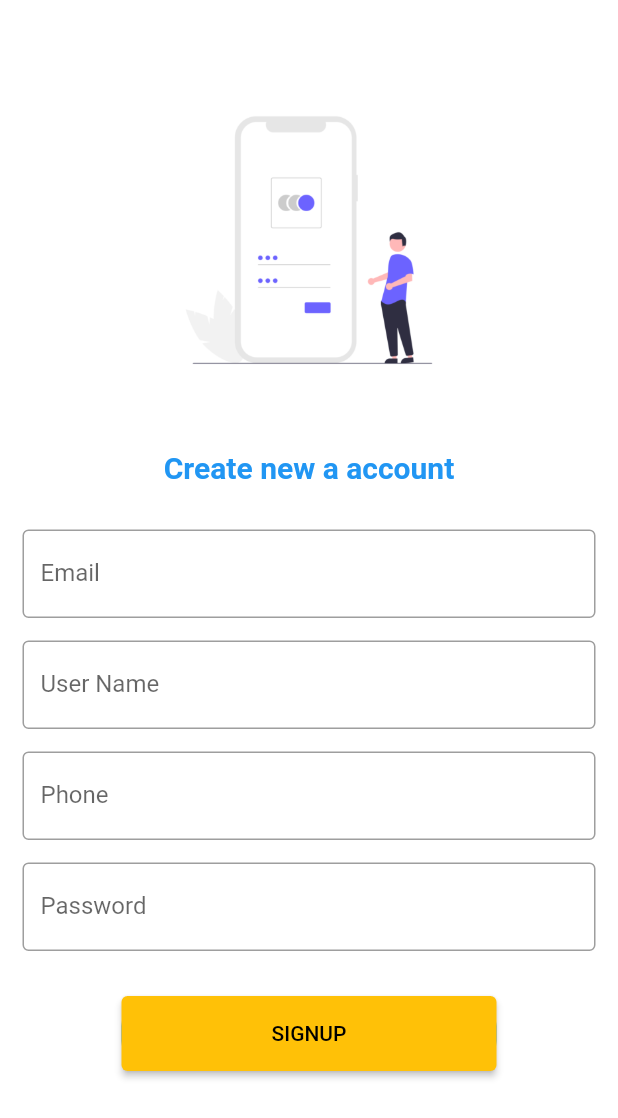
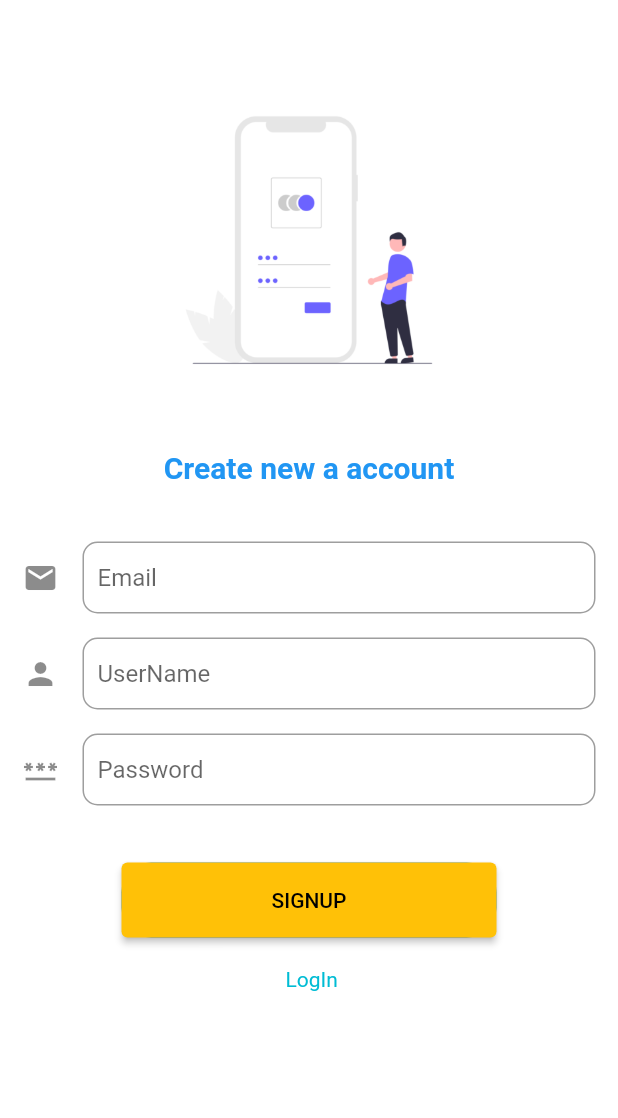
Before and after one commit to albaradeveloper/catchThief-app, a Flutter app: the Login screen opened by its route, after a tap on "Create Account", on a phone screen of 412 x 824 dp. Shown: the top 1118 px of the screen. Run offline on Flutter 3.47's test engine with Material 2 defaults, Android fonts, the phone set to English and light mode, and no system bars; our stand-ins replace get; missing offline and left inert: intro_screen_onboarding_flutter.

Commit message:
add files

```diff
--- /dev/null
+++ b/lib/view/component/IostumTextFromField.dart
@@ -0,0 +1,28 @@
+import 'package:flutter/material.dart';
+
+class CostumTextFromField extends StatelessWidget {
+  final TextEditingController controller;
+  final String? Function(String?) valid;
+  final String hint;
+  final Icon icon;
+  const CostumTextFromField({Key? key, required this.hint, required this.icon, required this.controller, required this.valid, })
+      : super(key: key);
+
+  @override
+  Widget build(BuildContext context) {
+    return Padding(
+        padding: const EdgeInsets.symmetric(horizontal: 15, vertical: 8),
+        child: TextFormField(
+          validator: valid,
+          controller: controller,
+          decoration: InputDecoration(
+              contentPadding:
+                  const EdgeInsets.symmetric(vertical: 8, horizontal: 10),
+              hintText: hint,
+              icon: icon,
+              border: const OutlineInputBorder(
+                  borderSide: BorderSide(color: Colors.black, width: 1),
+                  borderRadius: BorderRadius.all(Radius.circular(10)))),
+        ));
+  }
+}
--- /dev/null
+++ b/lib/view/component/message.dart
@@ -0,0 +1,3 @@
+const String messageEmpty = "ادخل بيانات في هذه الحقل!!";
+const String messageMin = "يجب ان يكون طول الحقل اكثر من 5 احرف";
+const String messageMax = "يجب ان لا يتعدى طول الحقل 10 احرف";
--- a/lib/view/login.dart
+++ b/lib/view/login.dart
@@ -1,5 +1,7 @@
 import 'package:flutter/material.dart';
 import 'package:get/get.dart';
+import 'package:udomy/view/component/IostumTextFromField.dart';
+import 'package:udomy/view/component/valid.dart';
 import 'package:udomy/view/home.dart';
 
 class Login extends StatefulWidget {
@@ -12,23 +14,24 @@ class Login extends StatefulWidget {
 }
 
 class _LoginState extends State<Login> {
+  TextEditingController email = TextEditingController();
+  TextEditingController password = TextEditingController();
+
   @override
   Widget build(BuildContext context) {
     return Scaffold(
         backgroundColor: Colors.white,
         body: SafeArea(
           child: SingleChildScrollView(
+            child: Form(
               child: Column(
                 children: <Widget>[
                   Padding(
                     padding: const EdgeInsets.only(top: 60.0, bottom: 40.0),
                     child: Center(
-                    child: Container(
+                      child: SizedBox(
                           width: 250,
                           height: 200,
-                        /*decoration: BoxDecoration(
-                        color: Colors.red,
-                        borderRadius: BorderRadius.circular(50.0)),*/
                           child: Image.asset('images/login.png')),
                     ),
                   ),
@@ -42,25 +45,20 @@ class _LoginState extends State<Login> {
                   const SizedBox(
                     height: 30.0,
                   ),
-                const Padding(
-                  padding: EdgeInsets.symmetric(horizontal: 15),
-                  child: TextField(
-                    decoration: InputDecoration(
-                        border: OutlineInputBorder(),
-                        labelText: 'Email',
-                        hintText: 'Enter valid email id as abc@gmail.com'),
-                  ),
-                ),
-                const Padding(
-                  padding: EdgeInsets.only(
-                      left: 15.0, right: 15.0, top: 15, bottom: 0),
-                  child: TextField(
-                    obscureText: true,
-                    decoration: InputDecoration(
-                        border: OutlineInputBorder(),
-                        labelText: 'Password',
-                        hintText: 'Enter secure password'),
-                  ),
+                  CostumTextFromField(
+                      hint: "UserName",
+                      icon: const Icon(Icons.person),
+                      controller: email,
+                      valid: (val) {
+                        return vaildInput(val!, 3, 10);
+                      }),
+                  CostumTextFromField(
+                    hint: "Password",
+                    icon: const Icon(Icons.password),
+                    controller: password,
+                    valid: (val) {
+                        return vaildInput(val!, 3, 10);
+                      }
                   ),
                   // ignore: deprecated_member_use
                   FlatButton(
@@ -101,6 +99,7 @@ class _LoginState extends State<Login> {
                 ],
               ),
             ),
+          ),
         ));
   }
 }
--- a/lib/view/siginUp.dart
+++ b/lib/view/siginUp.dart
@@ -1,6 +1,10 @@
 import 'dart:ui';
 
 import 'package:flutter/material.dart';
+import 'package:get/get.dart';
+
+import 'component/IostumTextFromField.dart';
+import 'component/valid.dart';
 
 class SignUp extends StatefulWidget {
   const SignUp({Key? key}) : super(key: key);
@@ -10,8 +14,9 @@ class SignUp extends StatefulWidget {
 }
 
 class _SignUpState extends State<SignUp> {
-  String? selectedValue;
-  List<String> itmms = ['Male', 'Female'];
+   TextEditingController email = TextEditingController();
+   TextEditingController username = TextEditingController();
+  TextEditingController password = TextEditingController();
 
   @override
   Widget build(BuildContext context) {
@@ -24,12 +29,9 @@ class _SignUpState extends State<SignUp> {
             Padding(
               padding: const EdgeInsets.only(top: 60.0,bottom: 40.0),
               child: Center(
-                child:   Container(
+                child:   SizedBox(
                     width: 250,
                     height: 200,
-                    /*decoration: BoxDecoration(
-                        color: Colors.red,
-                        borderRadius: BorderRadius.circular(50.0)),*/
                     child: Image.asset('images/signup.png')),
               ),
             ),
@@ -42,48 +44,15 @@ class _SignUpState extends State<SignUp> {
            const SizedBox(
               height: 30.0,
             ),
-          const  Padding(
-              padding: EdgeInsets.symmetric(horizontal: 15),
-              child: TextField(
-                decoration: InputDecoration(
-                    border: OutlineInputBorder(),
-                    labelText: 'Email',
-                    hintText: 'Enter valid email id as abc@gmail.com'),
-              ),
-            ),
-             const  Padding(
-              padding: EdgeInsets.only(
-                  left: 15.0, right: 15.0, top: 15, bottom: 0),
-              child: TextField(
-
-                decoration: InputDecoration(
-                    border: OutlineInputBorder(),
-                    labelText: 'User Name',
-                    hintText: 'Enter User Name'),
-              ),
-            ),
-             const  Padding(
-              padding: EdgeInsets.only(
-                  left: 15.0, right: 15.0, top: 15, bottom: 0),
-              child: TextField(
-
-                decoration: InputDecoration(
-                    border: OutlineInputBorder(),
-                    labelText: 'Phone',
-                    hintText: 'Enter Phone Number'),
-              ),
-            ),
-          const  Padding(
-              padding: EdgeInsets.only(
-                  left: 15.0, right: 15.0, top: 15, bottom: 0),
-              child: TextField(
-                obscureText: true,
-                decoration: InputDecoration(
-                    border: OutlineInputBorder(),
-                    labelText: 'Password',
-                    hintText: 'Enter secure password'),
-              ),
-            ),
+           CostumTextFromField(hint: "Email",icon: const Icon(Icons.email),controller:email ,valid: (val) {
+                        return vaildInput(val!, 3, 10);
+                      }),
+           CostumTextFromField(hint: "UserName",icon:const Icon(Icons.person),controller: username,valid: (val) {
+                        return vaildInput(val!, 3, 10);
+                      }),
+           CostumTextFromField(hint: "Password",icon:const Icon(Icons.password),controller: password,valid: (val) {
+                        return vaildInput(val!, 3, 10);
+                      }),
            const SizedBox( height: 30,),
             Container(
               height: 50,
@@ -93,6 +62,13 @@ class _SignUpState extends State<SignUp> {
               child: ElevatedButton(
                           onPressed: () {}, child: const Text('SIGNUP'))
             ),
+           const SizedBox(height: 20,),
+                    InkWell(
+                     onTap: () => Get.toNamed('/loginPage'),
+                      child: const Text(
+                        " LogIn",
+                        style: TextStyle(color: Colors.cyan),
+                      ),)
           ],
         ),
       ),
```
Also changed, not shown: lib/view/component/valid.dart (added, +13 -0 lines), lib/view/home.dart (+53 -64 lines). Lines whose indentation alone changed are shown as unchanged.
